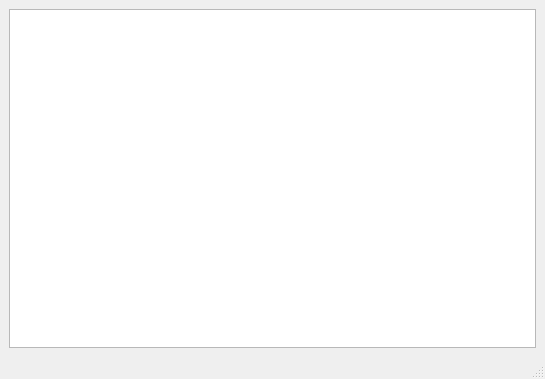
First picture: the form in UI1.ui, repository yandexdan/cappuccino, before the edit.
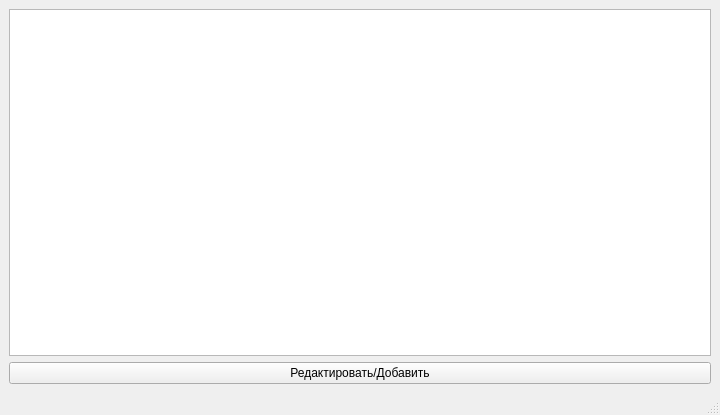
Second picture: the form after the edit.

Commit message: Капучино

The edit to the form file:
```diff
--- a/UI1.ui
+++ b/UI1.ui
@@ -6,8 +6,8 @@
    <rect>
     <x>0</x>
     <y>0</y>
-    <width>545</width>
-    <height>379</height>
+    <width>720</width>
+    <height>415</height>
    </rect>
   </property>
   <property name="windowTitle">
@@ -18,6 +18,16 @@
     <item>
      <widget class="QTableWidget" name="tableWidget"/>
     </item>
+    <item>
+     <widget class="QPushButton" name="pushButton">
+      <property name="styleSheet">
+       <string notr="true">font: 10pt &quot;MS Shell Dlg 2&quot;;</string>
+      </property>
+      <property name="text">
+       <string>Редактировать/Добавить</string>
+      </property>
+     </widget>
+    </item>
    </layout>
   </widget>
   <widget class="QMenuBar" name="menubar">
```
Left out of the diff: 2 changed lines with no effect on the pictures. The commit also changes 2 other files.
